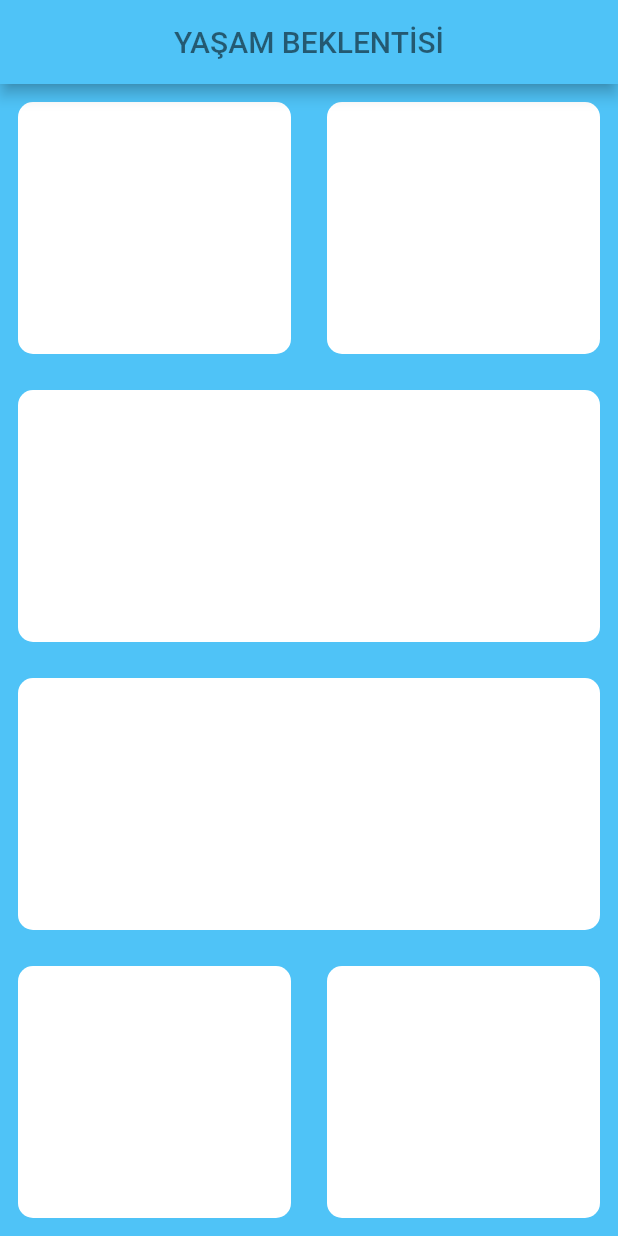
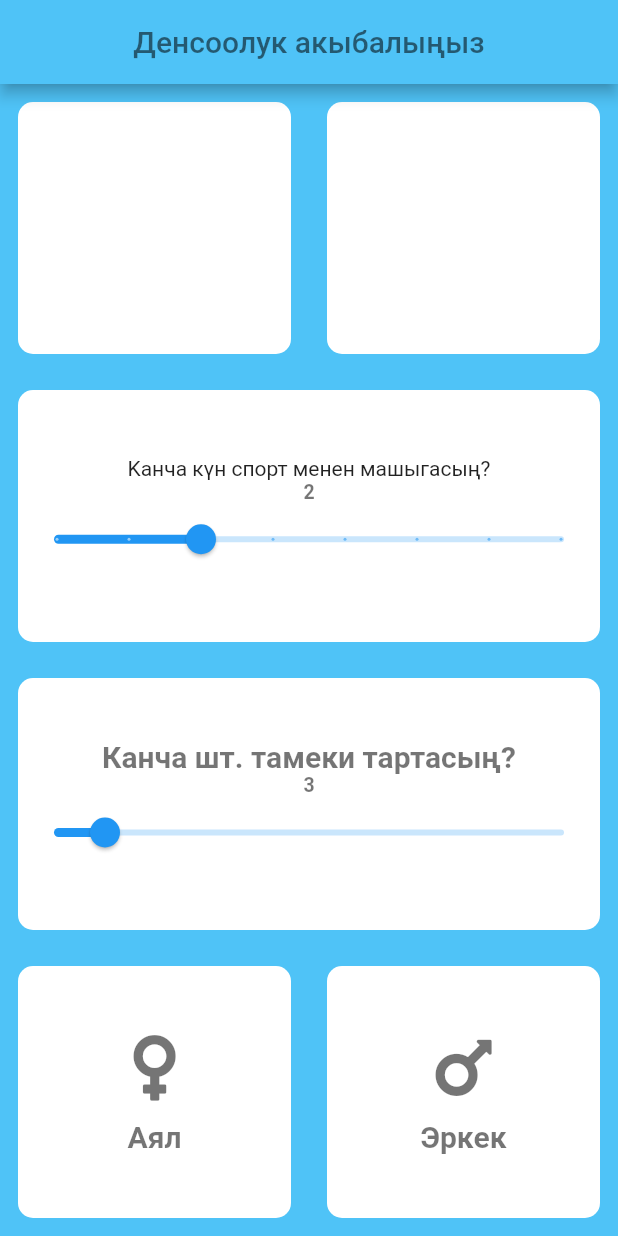
Before and after one commit to Turatkg/inputs, a Flutter app: the screen it shows after launch, on a phone screen of 412 x 824 dp. Run offline on Flutter 3.47's test engine with Material 2 defaults, Android fonts, the phone set to English and light mode, and no system bars; our stand-ins replace font_awesome_flutter.

Commit message:
My Containers and constants creating refactoring

```diff
--- a/lib/main.dart
+++ b/lib/main.dart
@@ -5,7 +5,12 @@ void main() {
   runApp(MyApp());
 }
 
-class MyApp extends StatelessWidget {
+class MyApp extends StatefulWidget {
+  @override
+  _MyAppState createState() => _MyAppState();
+}
+
+class _MyAppState extends State<MyApp> {
   @override
   Widget build(BuildContext context) {
     return MaterialApp(
--- a/lib/ux/input_page.dart
+++ b/lib/ux/input_page.dart
@@ -1,5 +1,6 @@
 import 'package:flutter/material.dart';
 import 'package:font_awesome_flutter/font_awesome_flutter.dart';
+import 'package:inputs_app/widgets/constanst.dart';
 import 'package:inputs_app/widgets/icon_jynys.dart';
 import 'package:inputs_app/widgets/my_containers.dart';
 
@@ -10,18 +11,21 @@ class InputPage extends StatefulWidget {
 
 class _InputPageState extends State<InputPage> {
   String tandalganJynys;
+  double tartylganTameki = 3;
+  double kylynganSport = 2;
 
   @override
   Widget build(BuildContext context) {
     return Scaffold(
       appBar: AppBar(
         title: Text(
-          'YAŞAM BEKLENTİSİ',
+          'Денсоолук акыбалыңыз',
           style: TextStyle(color: Colors.black54),
         ),
         centerTitle: true,
       ),
       body: Column(
+        crossAxisAlignment: CrossAxisAlignment.stretch,
         children: [
           Expanded(
             child: Row(
@@ -36,41 +40,93 @@ class _InputPageState extends State<InputPage> {
             ),
           ),
           Expanded(
-            child: MyContainers(),
+            child: MyContainers(
+              child: Column(
+                mainAxisAlignment: MainAxisAlignment.center,
+                children: <Widget>[
+                  Text(
+                    'Kанча күн спорт менен машыгасың?',
+                  ),
+                  Text(
+                    '${kylynganSport.round()}',
+                    style: bSandardynStilderi,
+                  ),
+                  Slider(
+                    min: 0,
+                    max: 7,
+                    divisions: 7,
+                    value: kylynganSport,
+                    onChangeEnd: (double janyValue) {
+                      setState(() {
+                        kylynganSport = janyValue;
+                      });
+                    },
+                    onChanged: (double value) {},
+                  ),
+                ],
+              ),
+            ),
           ),
           Expanded(
-            child: MyContainers(),
+            child: MyContainers(
+              child: Column(
+                mainAxisAlignment: MainAxisAlignment.center,
+                children: <Widget>[
+                  Text(
+                    'Канча шт. тамеки тартасың?',
+                    style: bTextStilderi,
+                  ),
+                  Text(
+                    '${tartylganTameki.round()}',
+                    style: bSandardynStilderi,
+                  ),
+                  Slider(
+                    min: 0,
+                    max: 30,
+                    value: tartylganTameki,
+                    onChangeEnd: (double janyValue) {
+                      setState(() {
+                        tartylganTameki = janyValue;
+                      });
+                    },
+                    onChanged: (double value) {},
+                  ),
+                ],
+              ),
+            ),
           ),
           Expanded(
             child: Row(
               children: [
                 Expanded(
-                  child: GestureDetector(
-                    onTap: () {
+                  child: MyContainers(
+                    onPressed: () {
                       setState(() {
-                        tandalganJynys = "Ayal";
+                        tandalganJynys = 'Аял';
                       });
                     },
-                    child: MyContainers(
-                      child: IconJynys(
-                        icon: FontAwesomeIcons.venus,
-                        jynysy: 'Ayal',
-                      ),
+                    tus: tandalganJynys == 'Аял'
+                        ? Colors.lightBlue[100]
+                        : Colors.white,
+                    child: IconJynys(
+                      icon: FontAwesomeIcons.venus,
+                      jynysy: 'Аял',
                     ),
                   ),
                 ),
                 Expanded(
-                  child: GestureDetector(
-                    onTap: () {
+                  child: MyContainers(
+                    onPressed: () {
                       setState(() {
-                        tandalganJynys = "Ayal";
+                        tandalganJynys = 'Эркек';
                       });
                     },
-                    child: MyContainers(
-                      child: IconJynys(
-                        icon: FontAwesomeIcons.mars,
-                        jynysy: 'Erkek',
-                      ),
+                    tus: tandalganJynys == 'Эркек'
+                        ? Colors.lightBlue[100]
+                        : Colors.white,
+                    child: IconJynys(
+                      icon: FontAwesomeIcons.mars,
+                      jynysy: 'Эркек',
                     ),
                   ),
                 ),
--- /dev/null
+++ b/lib/widgets/constanst.dart
@@ -0,0 +1,13 @@
+import 'package:flutter/material.dart';
+
+TextStyle bTextStilderi = TextStyle(
+  color: Colors.black54,
+  fontSize: 20,
+  fontWeight: FontWeight.bold,
+);
+
+TextStyle bSandardynStilderi = TextStyle(
+  color: Colors.black54,
+  fontSize: 13,
+  fontWeight: FontWeight.bold,
+);
--- a/lib/widgets/icon_jynys.dart
+++ b/lib/widgets/icon_jynys.dart
@@ -1,4 +1,5 @@
 import 'package:flutter/material.dart';
+import 'package:inputs_app/widgets/constanst.dart';
 
 class IconJynys extends StatelessWidget {
   final String jynysy;
@@ -21,8 +22,7 @@ class IconJynys extends StatelessWidget {
         ),
         Text(
           jynysy,
-          style: TextStyle(
-              color: Colors.black54, fontSize: 20, fontWeight: FontWeight.bold),
+          style: bTextStilderi,
         )
       ],
     );
--- a/lib/widgets/my_containers.dart
+++ b/lib/widgets/my_containers.dart
@@ -3,15 +3,19 @@ import 'package:flutter/material.dart';
 class MyContainers extends StatelessWidget {
   final Color tus;
   final Widget child;
-
-  MyContainers({this.tus = Colors.white, this.child});
+  final Function onPressed;
+  MyContainers({this.tus = Colors.white, this.child, this.onPressed});
   @override
   Widget build(BuildContext context) {
-    return Container(
-      margin: EdgeInsets.all(12.0),
-      decoration: BoxDecoration(
-        borderRadius: BorderRadius.circular(10.0),
-        color: tus,
+    return GestureDetector(
+      onTap: onPressed,
+      child: Container(
+        child: child,
+        margin: EdgeInsets.all(12.0),
+        decoration: BoxDecoration(
+          borderRadius: BorderRadius.circular(10.0),
+          color: tus,
+        ),
       ),
     );
   }
```
